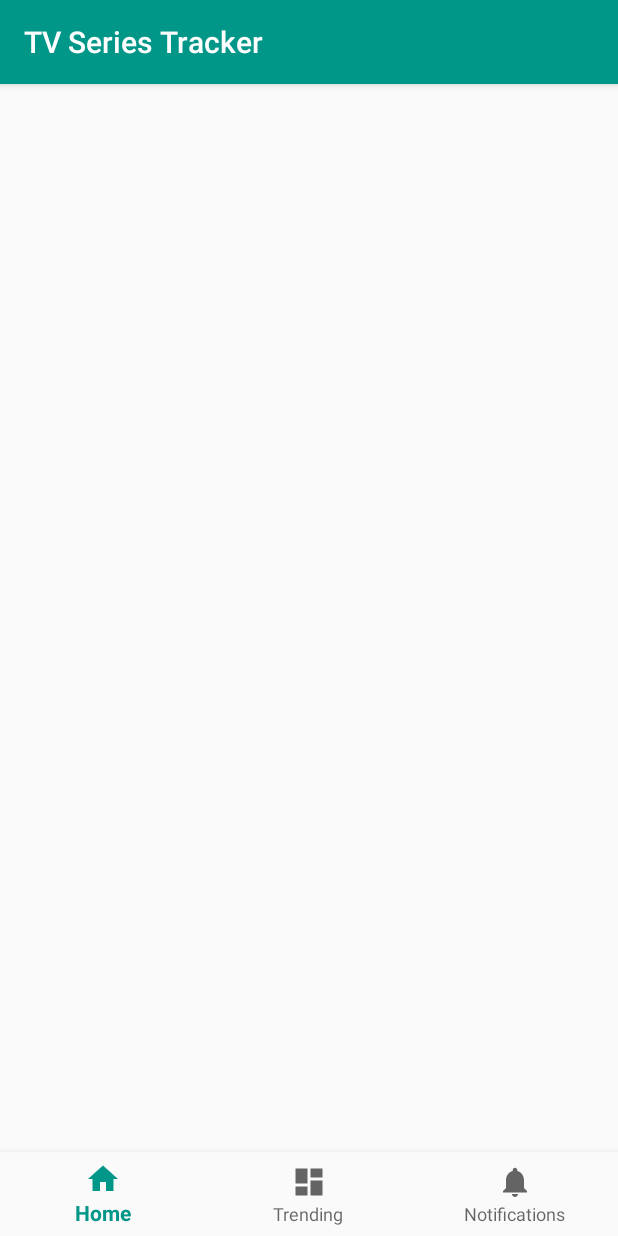
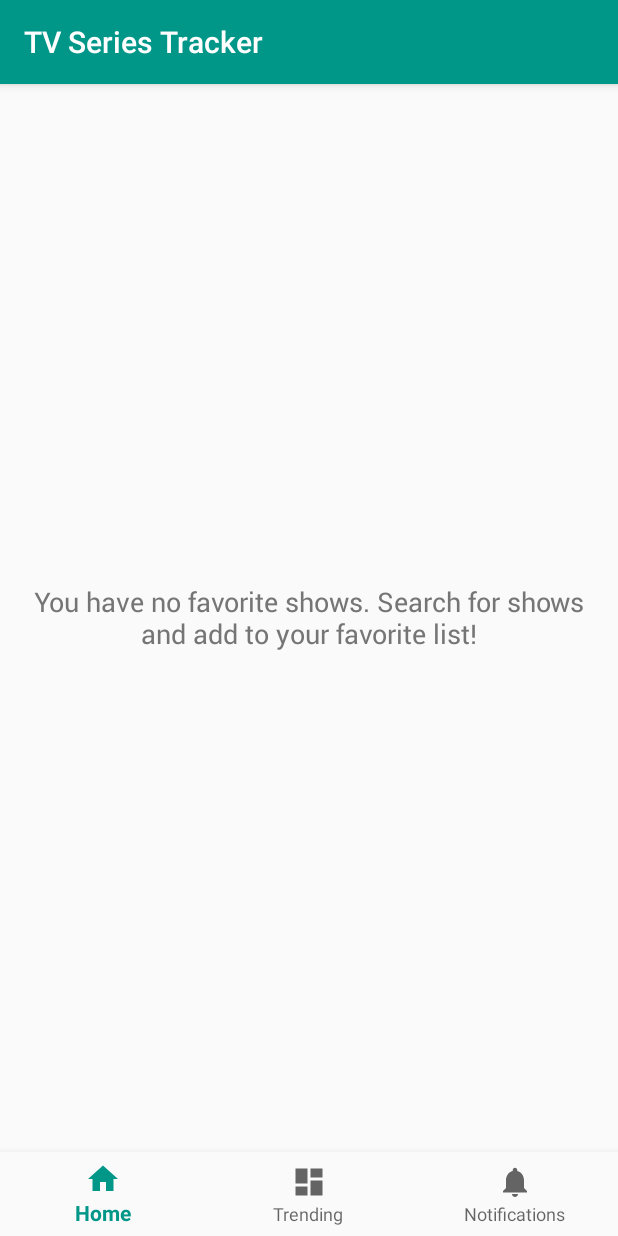
Before and after one commit to yrazlik/TV-Series-Tracker, an Android app: the screen it shows after launch (MainActivity), on a phone screen of 412 x 824 dp. Run offline under Robolectric (Android 15) with nearby library versions, the phone set to English and light mode, and no system bars; pictures from the network do not load.

Commit message:
Favorites fragment impl.

```diff
--- a/app/src/main/java/com/yrazlik/tvseriestracker/MainActivity.java
+++ b/app/src/main/java/com/yrazlik/tvseriestracker/MainActivity.java
@@ -65,7 +65,7 @@ public class MainActivity extends AppCompatActivity {
                     if (favoritesFragment == null) {
                         favoritesFragment = new FavoritesFragment();
                     }
-                    attachTab(favoritesFragment, FragmentTags.FRAGMENT_NULL);
+                    attachTab(favoritesFragment, FragmentTags.FRAGMENT_FAVORITES);
                     break;
                 case R.id.navigation_trending:
                     Fragment trendingShowsFragment = getSupportFragmentManager().findFragmentByTag(FragmentTags.FRAGMENT_TRENDING_SHOWS);
@@ -104,6 +104,7 @@ public class MainActivity extends AppCompatActivity {
 
         BottomNavigationView navigation = (BottomNavigationView) findViewById(R.id.navigation);
         navigation.setOnNavigationItemSelectedListener(mOnNavigationItemSelectedListener);
+        navigation.setSelectedItemId(R.id.navigation_home);
 
       //  ApiHelper.getInstance(this).searchShows("hello", this);
       //  ApiHelper.getInstance(this).searchShow("friends", this);
--- a/app/src/main/java/com/yrazlik/tvseriestracker/fragments/FavoritesFragment.java
+++ b/app/src/main/java/com/yrazlik/tvseriestracker/fragments/FavoritesFragment.java
@@ -8,7 +8,14 @@ import android.view.ViewGroup;
 import android.widget.ListView;
 
 import com.yrazlik.tvseriestracker.R;
+import com.yrazlik.tvseriestracker.TvSeriesTrackerApp;
 import com.yrazlik.tvseriestracker.adapters.FavoritesListAdapter;
+import com.yrazlik.tvseriestracker.data.ShowDto;
+import com.yrazlik.tvseriestracker.view.RobotoTextView;
+
+import java.util.ArrayList;
+import java.util.List;
+import java.util.Map;
 
 /**
  * Created by yrazlik on 12.11.2017.
@@ -18,6 +25,8 @@ public class FavoritesFragment extends BaseFragment {
 
     private ListView favoritesList;
     private FavoritesListAdapter favoritesListAdapter;
+    private RobotoTextView noFavoriteTV;
+    private List<ShowDto> favoriteShowsList;
 
     @Nullable
     @Override
@@ -29,7 +38,48 @@ public class FavoritesFragment extends BaseFragment {
 
     private void initUI() {
         favoritesList = rootView.findViewById(R.id.favoritesList);
+        noFavoriteTV = rootView.findViewById(R.id.noFavoriteTV);
+    }
 
+    @Override
+    public void onActivityCreated(@Nullable Bundle savedInstanceState) {
+        super.onActivityCreated(savedInstanceState);
+
+        setNoFavoritesTextVisibility();
+
+        if(favoriteShowsList == null) {
+            favoriteShowsList = new ArrayList<>();
+        }
+        favoriteShowsList.clear();
+
+        for (Map.Entry<Long, ShowDto> entry : TvSeriesTrackerApp.favoritesList.entrySet())
+        {
+            favoriteShowsList.add(entry.getValue());
+        }
+
+        if(favoritesListAdapter == null) {
+            if(TvSeriesTrackerApp.favoritesList != null || TvSeriesTrackerApp.favoritesList.size() > 0) {
+                favoritesListAdapter = new FavoritesListAdapter(getContext(), R.layout.list_row_favorites, favoriteShowsList, new FavoritesListAdapter.FavoritesEmptyListener() {
+                    @Override
+                    public void onFavoritesEmpty() {
+                        setNoFavoritesTextVisibility();
+                    }
+                });
+                favoritesList.setAdapter(favoritesListAdapter);
+            }
+        } else {
+            favoritesListAdapter.notifyDataSetChanged();
+        }
+    }
+
+    private void setNoFavoritesTextVisibility() {
+        if(TvSeriesTrackerApp.favoritesList == null || TvSeriesTrackerApp.favoritesList.size() == 0) {
+            favoritesList.setVisibility(View.GONE);
+            noFavoriteTV.setVisibility(View.VISIBLE);
+        } else {
+            favoritesList.setVisibility(View.VISIBLE);
+            noFavoriteTV.setVisibility(View.GONE);
+        }
     }
 
     @Override
--- a/app/src/main/java/com/yrazlik/tvseriestracker/fragments/TrendingShowsFragment.java
+++ b/app/src/main/java/com/yrazlik/tvseriestracker/fragments/TrendingShowsFragment.java
@@ -50,6 +50,8 @@ public class TrendingShowsFragment extends BaseFragment implements ApiResponseLi
         if(trendingShowsListAdapter == null) {
             showProgressWithWhiteBG();
             requestTrendingShows();
+        } else {
+            trendingShowsListAdapter.notifyDataSetChanged();
         }
     }
 
--- a/app/src/main/res/layout/fragment_favorites.xml
+++ b/app/src/main/res/layout/fragment_favorites.xml
@@ -1,7 +1,28 @@
 <?xml version="1.0" encoding="utf-8"?>
-<ListView xmlns:android="http://schemas.android.com/apk/res/android"
-    android:id="@+id/favoritesList"
+<RelativeLayout xmlns:android="http://schemas.android.com/apk/res/android"
     android:layout_width="match_parent"
     android:layout_height="match_parent">
 
-</ListView>
+    <ListView
+        android:id="@+id/favoritesList"
+        android:layout_width="match_parent"
+        android:layout_height="match_parent"
+        android:visibility="gone">
+
+    </ListView>
+
+    <com.yrazlik.tvseriestracker.view.RobotoTextView
+        android:id="@+id/noFavoriteTV"
+        android:layout_width="match_parent"
+        android:layout_height="wrap_content"
+        android:layout_centerInParent="true"
+        android:paddingLeft="10dp"
+        android:paddingRight="10dp"
+        android:textColor="@color/colorSecondaryText"
+        android:textSize="18sp"
+        android:gravity="center"
+        android:text="@string/no_favorite_show">
+
+    </com.yrazlik.tvseriestracker.view.RobotoTextView>
+
+</RelativeLayout>
--- a/app/src/main/res/values/strings.xml
+++ b/app/src/main/res/values/strings.xml
@@ -18,4 +18,8 @@
     <string name="rating">Rating:</string>
     <string name="season">Season</string>
     <string name="episode">Episode</string>
+    <string name="no_favorite_show">You have no favorite shows. Search for shows and add to your favorite list!</string>
+    <string name="are_you_sure_t_remove_from_favorites">Are you sure you want to remove %1$s from favorites?</string>
+    <string name="yes">Yes</string>
+    <string name="no">No</string>
 </resources>
```
Also changed, not shown: app/src/main/java/com/yrazlik/tvseriestracker/adapters/FavoritesListAdapter.java (+30 -5 lines), app/src/main/java/com/yrazlik/tvseriestracker/adapters/SeasonsListAdapter.java (+4 -3 lines), app/src/main/java/com/yrazlik/tvseriestracker/adapters/TrendingShowsListAdapter.java (+4 -3 lines).
